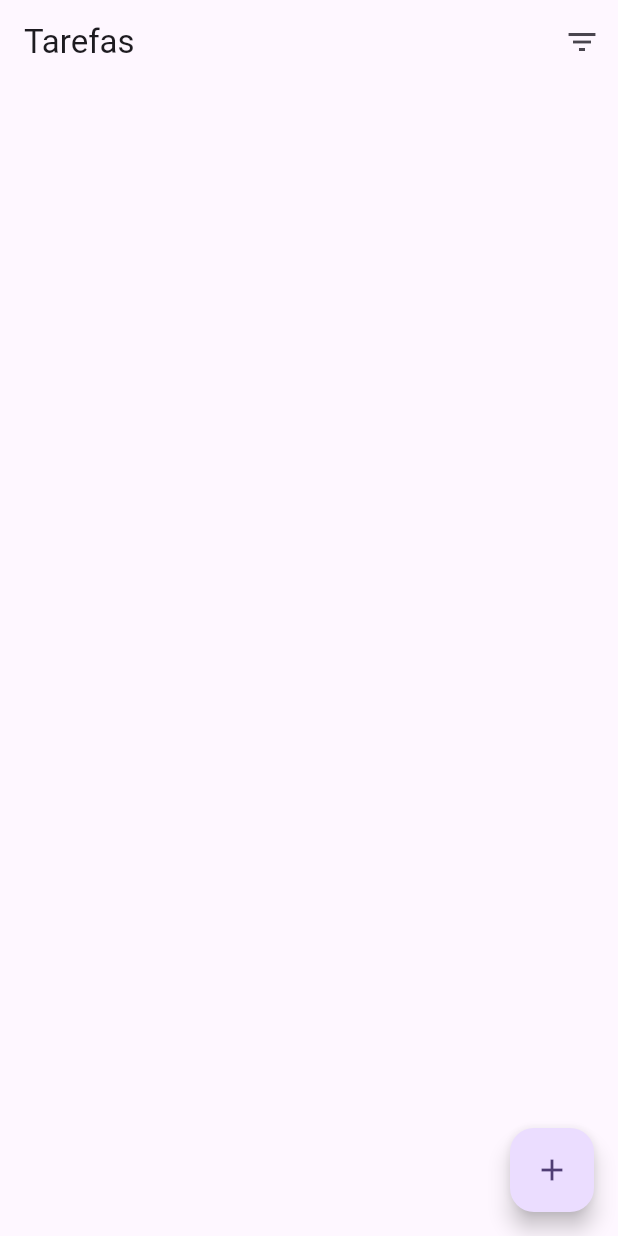
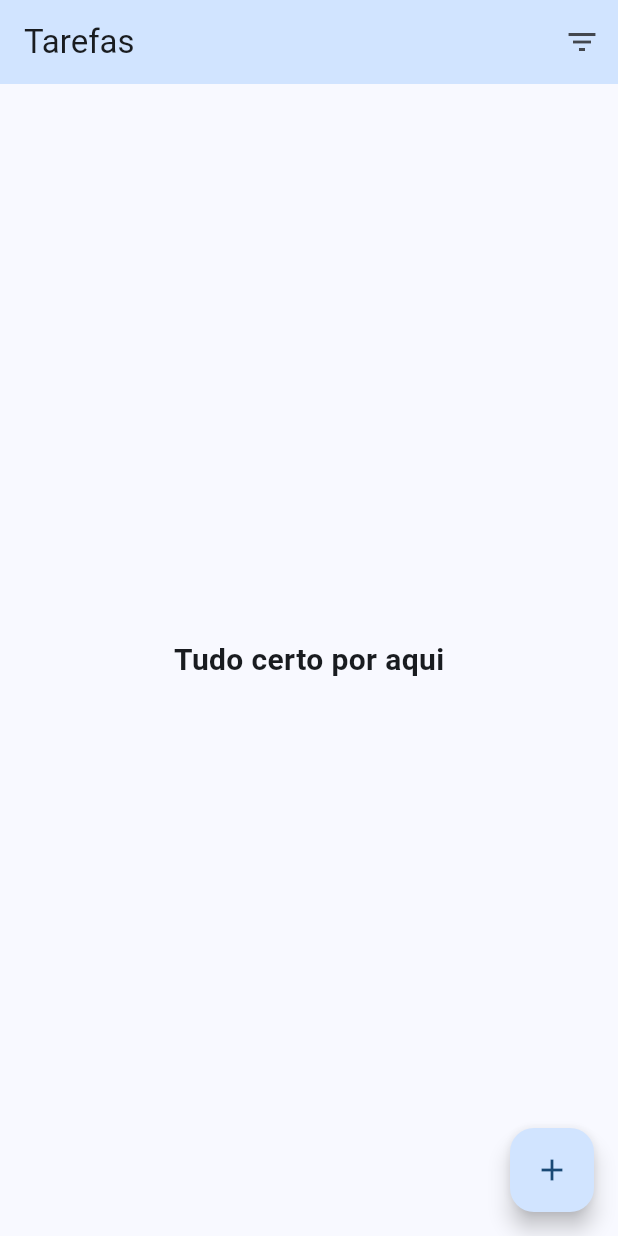
Before and after one commit to jcazali/gerenciador_tarefas, a Flutter app: the screen it shows after launch, on a phone screen of 412 x 824 dp. Run offline on Flutter 3.47's test engine with Material 3 defaults, Android fonts, the phone set to English and light mode, and no system bars.

Commit message:
Aula 05/06/2024

```diff
--- a/lib/main.dart
+++ b/lib/main.dart
@@ -14,7 +14,7 @@ class MyApp extends StatelessWidget {
       debugShowCheckedModeBanner: false,
       title: 'Gerenciador Tarefas',
       theme: ThemeData(
-        colorScheme: ColorScheme.fromSeed(seedColor: Colors.deepPurple),
+        colorScheme: ColorScheme.fromSeed(seedColor: Colors.blue),
         primarySwatch: Colors.lightBlue,
         useMaterial3: true,
       ),
--- a/lib/model/tarefa.dart
+++ b/lib/model/tarefa.dart
@@ -1,9 +1,9 @@
 import 'package:intl/intl.dart';
 
 class Tarefa {
-  static const campo_id = '_id';
-  static const campo_descricao = 'descricao';
-  static const campo_prazo = 'prazo';
+  static const campoId = '_id';
+  static const campoDescricao = 'descricao';
+  static const campoPrazo = 'prazo';
 
   int id;
   String descricao;
--- a/lib/pages/lista_page_tarefas.dart
+++ b/lib/pages/lista_page_tarefas.dart
@@ -1,4 +1,5 @@
 import 'package:flutter/material.dart';
+import 'package:teste/model/tarefa.dart';
 
 class ListaTarefaPage extends StatefulWidget {
   @override
@@ -6,23 +7,52 @@ class ListaTarefaPage extends StatefulWidget {
 }
 
 class _ListaTarefaPageState extends State<ListaTarefaPage> {
+  final _tarefas = <Tarefa>[];
+
   @override
   Widget build(BuildContext context) {
     return Scaffold(
-      appBar: _criarAppBar(),
-      body: Container(),
+      appBar: _criarAppBar(context),
+      body: _criarBody(),
       floatingActionButton: FloatingActionButton(
         onPressed: () {},
-        child: Icon(Icons.add),
         tooltip: 'Nova Tarefa',
+        child: const Icon(Icons.add),
       ),
     );
   }
 
-  AppBar _criarAppBar() {
+  AppBar _criarAppBar(BuildContext context) {
     return AppBar(
-      title: Text('Tarefas'),
-      actions: [IconButton(onPressed: () {}, icon: Icon(Icons.filter_list))],
+      backgroundColor: Theme.of(context).colorScheme.primaryContainer,
+      title: const Text('Tarefas'),
+      centerTitle: false,
+      actions: [
+        IconButton(onPressed: () {}, icon: const Icon(Icons.filter_list))
+      ],
+    );
+  }
+
+  Widget _criarBody() {
+    if (_tarefas.isEmpty) {
+      return const Center(
+        child: Text(
+          'Tudo certo por aqui',
+          style: TextStyle(fontSize: 20, fontWeight: FontWeight.bold),
+        ),
+      );
+    }
+
+    return ListView.separated(
+      itemBuilder: (BuildContext context, int index) {
+        final tarefa = _tarefas[index];
+        return ListTile(
+          title: Text('${tarefa.id} - ${tarefa.descricao}'),
+          subtitle: Text('Prazo - ${tarefa.prazoFormatado}'),
+        );
+      },
+      separatorBuilder: (BuildContext context, index) => const Divider(),
+      itemCount: _tarefas.length,
     );
   }
 }
```
Also changed, not shown: lib/widgets/conteudo_form_dialog.dart (added, +60 -0 lines).
